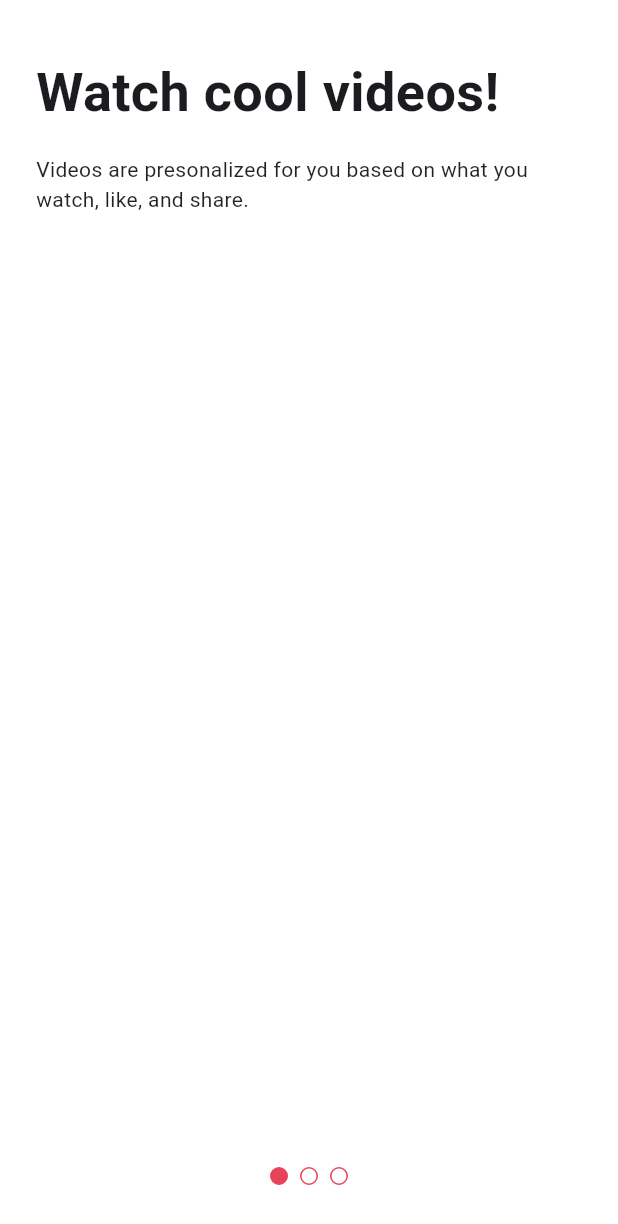
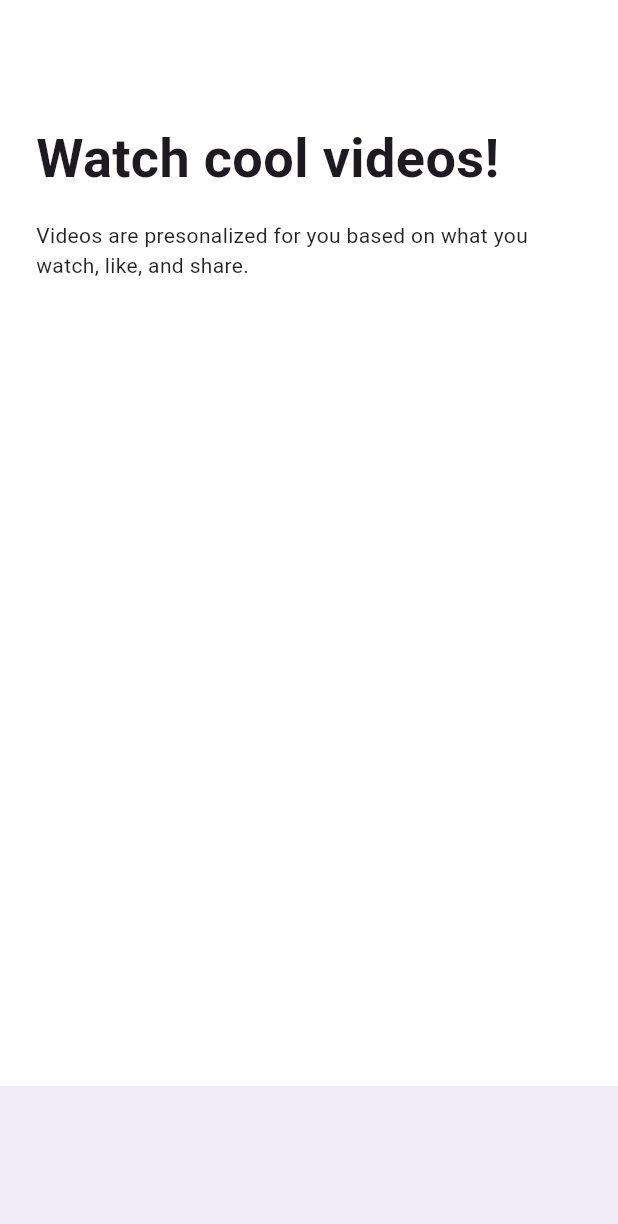
Before and after one commit to leedonghyun1/titok_clone, a Flutter app: the TutorialScreen screen opened directly, on a phone screen of 412 x 824 dp. Shown: the top 1224 px of the screen. Run offline on Flutter 3.47's test engine with Material 3 defaults, Android fonts, the phone set to English and light mode, and no system bars.

```diff
--- a/lib/features/authentication/birthday_screen.dart
+++ b/lib/features/authentication/birthday_screen.dart
@@ -34,10 +34,11 @@ class _BirthdayScreenState extends State<BirthdayScreen> {
   }
 
   void _onNextTap() {
-    Navigator.of(context).push(
+    Navigator.of(context).pushAndRemoveUntil(
       MaterialPageRoute(
         builder: (context) => const InterestsScreen(),
       ),
+      (route) => false,
     );
   }
 
--- a/lib/features/authentication/login_forms_screen.dart
+++ b/lib/features/authentication/login_forms_screen.dart
@@ -20,10 +20,12 @@ class _LoginFormScreenState extends State<LoginFormScreen> {
     if (_formKey.currentState != null) {
       if (_formKey.currentState!.validate()) {
         _formKey.currentState!.save();
-        Navigator.of(context).push(
+        Navigator.of(context).pushAndRemoveUntil(
+          // delete previous pages
           MaterialPageRoute(
             builder: (context) => const InterestsScreen(),
           ),
+          (route) => false,
         );
       }
     }
--- a/lib/features/onboarding/tutorial_screen.dart
+++ b/lib/features/onboarding/tutorial_screen.dart
@@ -1,6 +1,12 @@
+import 'package:flutter/cupertino.dart';
 import 'package:flutter/material.dart';
 import 'package:titok_clone/constants/gaps.dart';
 import 'package:titok_clone/constants/sizes.dart';
+import 'package:titok_clone/features/main_navigation/main_navigation_screen.dart';
+
+enum Direction { left, right }
+
+enum Page { first, second }
 
 class TutorialScreen extends StatefulWidget {
   const TutorialScreen({super.key});
@@ -10,22 +16,59 @@ class TutorialScreen extends StatefulWidget {
 }
 
 class _TutorialScreenState extends State<TutorialScreen> {
+  Direction _direction = Direction.right;
+  Page _showingPage = Page.first;
+
+  void _onPanUpdate(DragUpdateDetails details) {
+    if (details.delta.dx > 0) {
+      setState(() {
+        _direction = Direction.right;
+      });
+    } else {
+      setState(() {
+        _direction = Direction.left;
+      });
+    }
+  }
+
+  void _onPanEnd(DragEndDetails details) {
+    if (_direction == Direction.left) {
+      setState(() {
+        _showingPage = Page.second;
+      });
+    } else {
+      setState(() {
+        _showingPage = Page.first;
+      });
+    }
+  }
+
+  void _onEnterAppTap() {
+    Navigator.of(context).pushAndRemoveUntil(
+      // delete previous pages
+      MaterialPageRoute(
+        builder: (context) => MainNavigationScreen(),
+      ),
+      (route) => false,
+    );
+  }
+
   @override
   Widget build(BuildContext context) {
-    return DefaultTabController(
-      length: 3,
+    return GestureDetector(
+      onPanUpdate: _onPanUpdate,
+      onPanEnd: _onPanEnd,
       child: Scaffold(
-        body: const SafeArea(
-          child: TabBarView(
-            children: [
-              Padding(
-                padding: EdgeInsets.symmetric(
+        body: Padding(
+          padding: const EdgeInsets.symmetric(
             horizontal: Sizes.size24,
           ),
-                child: Column(
+          child: SafeArea(
+            child: AnimatedCrossFade(
+              firstChild: const Column(
                 crossAxisAlignment: CrossAxisAlignment.start,
                 children: [
-                    Gaps.v36,
+                  Gaps.v80,
                   Text(
                     'Watch cool videos!',
                     style: TextStyle(
@@ -44,17 +87,12 @@ class _TutorialScreenState extends State<TutorialScreen> {
                   ),
                 ],
               ),
-              ),
-              Padding(
-                padding: EdgeInsets.symmetric(
-                  horizontal: Sizes.size24,
-                ),
-                child: Column(
+              secondChild: const Column(
                 crossAxisAlignment: CrossAxisAlignment.start,
                 children: [
-                    Gaps.v36,
+                  Gaps.v80,
                   Text(
-                      'Watch cool memos!',
+                    'Follow the rule',
                     style: TextStyle(
                       fontSize: Sizes.size36,
                       fontWeight: FontWeight.bold,
@@ -62,7 +100,7 @@ class _TutorialScreenState extends State<TutorialScreen> {
                   ),
                   Gaps.v16,
                   Text(
-                      'Videos are presonalized for you based on what you watch, like, and share.',
+                    'take and follow your rule and keep your mind peaceful.',
                     style: TextStyle(
                       fontSize: Sizes.size14,
                       fontWeight: FontWeight.w400,
@@ -71,51 +109,34 @@ class _TutorialScreenState extends State<TutorialScreen> {
                   ),
                 ],
               ),
-              ),
-              Padding(
-                padding: EdgeInsets.symmetric(
-                  horizontal: Sizes.size24,
-                ),
-                child: Column(
-                  crossAxisAlignment: CrossAxisAlignment.start,
-                  children: [
-                    Gaps.v36,
-                    Text(
-                      'Watch cool pictures!',
-                      style: TextStyle(
-                        fontSize: Sizes.size36,
-                        fontWeight: FontWeight.bold,
+              crossFadeState: _showingPage == Page.first
+                  ? CrossFadeState.showFirst
+                  : CrossFadeState.showSecond,
+              duration: const Duration(
+                milliseconds: 300,
               ),
             ),
-                    Gaps.v16,
-                    Text(
-                      'Videos are presonalized for you based on what you watch, like, and share.',
-                      style: TextStyle(
-                        fontSize: Sizes.size14,
-                        fontWeight: FontWeight.w400,
-                        color: Colors.black87,
-                      ),
-                    ),
-                  ],
-                ),
-              ),
-            ],
           ),
         ),
         bottomNavigationBar: BottomAppBar(
-          color: Colors.white.withOpacity(0),
-          child: Container(
+          height: 100,
+          child: Padding(
             padding: const EdgeInsets.symmetric(
               vertical: Sizes.size12,
+              horizontal: Sizes.size12,
             ),
-            child: Row(
-              mainAxisAlignment: MainAxisAlignment.center,
-              children: [
-                TabPageSelector(
-                  color: Colors.white,
-                  selectedColor: Theme.of(context).primaryColor,
+            child: AnimatedOpacity(
+              duration: const Duration(
+                milliseconds: 300,
               ),
-              ],
+              opacity: _showingPage == Page.first ? 0 : 1,
+              child: CupertinoButton(
+                onPressed: _onEnterAppTap,
+                color: Theme.of(context).primaryColor,
+                child: const Text(
+                  'Enter the app!',
+                ),
+              ),
             ),
           ),
         ),
--- a/lib/main.dart
+++ b/lib/main.dart
@@ -1,6 +1,6 @@
 import 'package:flutter/material.dart';
 import 'package:titok_clone/constants/sizes.dart';
-import 'package:titok_clone/features/onboarding/interest_screen.dart';
+import 'package:titok_clone/features/main_navigation/main_navigation_screen.dart';
 
 void main() {
   runApp(const TicTokApp());
@@ -26,7 +26,7 @@ class TicTokApp extends StatelessWidget {
                 fontSize: Sizes.size16 + Sizes.size2,
                 fontWeight: FontWeight.w600,
               ))),
-      home: const InterestsScreen(),
+      home: MainNavigationScreen(),
     );
   }
 }
```
Also changed, not shown: lib/features/main_navigation/main_navigation_screen.dart (added, +79 -0 lines), lib/features/videos/video_screen.dart (added, +15 -0 lines). Lines whose indentation alone changed are shown as unchanged.
